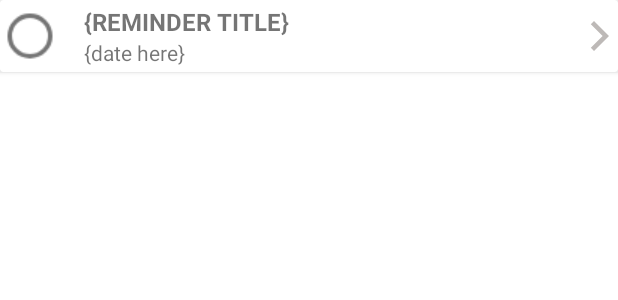
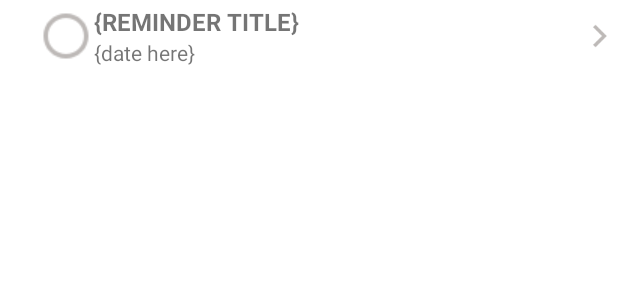
Before and after one commit to rchang0501/allclear, an Android app: the layout reminder_list_item.xml on its own in the app's theme, with its tools: preview values and no code run, on a phone screen of 412 x 824 dp. Shown: the top 300 px of the screen. Run offline under Robolectric (Android 15) with nearby library versions, the phone set to English and light mode, and no system bars.

Commit message:
fixed list span width bug and added custom checkbox button

```diff
--- a/app/src/main/java/com/rchang0501/rejuvenate/reminderlistfragment/ReminderListAdapter.kt
+++ b/app/src/main/java/com/rchang0501/rejuvenate/reminderlistfragment/ReminderListAdapter.kt
@@ -22,7 +22,7 @@
 
     override fun onCreateViewHolder(parent: ViewGroup, viewType: Int): ReminderListAdapter.ReminderViewHolder {
         return ReminderViewHolder(
-            ReminderListItemBinding.inflate(LayoutInflater.from(parent.context))
+            ReminderListItemBinding.inflate(LayoutInflater.from(parent.context), parent, false)
         )
     }
 
--- /dev/null
+++ b/app/src/main/res/drawable/ic_circle.xml
@@ -0,0 +1,12 @@
+<vector xmlns:android="http://schemas.android.com/apk/res/android"
+    android:width="24dp"
+    android:height="24dp"
+    android:viewportWidth="24"
+    android:viewportHeight="24"
+    android:tint="?attr/colorControlNormal">
+  <path
+      android:fillColor="@android:color/white"
+      android:pathData="M2,12
+            A10,10 0 1,1 22,12
+            A10,10 0 1,1 2,12"/>
+</vector>
--- /dev/null
+++ b/app/src/main/res/drawable/ic_hollow_circle.xml
@@ -0,0 +1,10 @@
+<vector xmlns:android="http://schemas.android.com/apk/res/android"
+    android:width="24dp"
+    android:height="24dp"
+    android:viewportWidth="24"
+    android:viewportHeight="24"
+    android:tint="?attr/colorControlNormal">
+  <path
+      android:fillColor="@android:color/white"
+      android:pathData="M12,2C6.48,2 2,6.48 2,12s4.48,10 10,10 10,-4.48 10,-10S17.52,2 12,2zM12,20c-4.42,0 -8,-3.58 -8,-8s3.58,-8 8,-8 8,3.58 8,8 -3.58,8 -8,8z"/>
+</vector>
--- /dev/null
+++ b/app/src/main/res/drawable/selector.xml
@@ -0,0 +1,11 @@
+<?xml version="1.0" encoding="utf-8"?>
+
+<selector xmlns:android="http://schemas.android.com/apk/res/android">
+    <item
+        android:drawable="@drawable/ic_hollow_circle"
+        android:state_checked="false" />
+    <item
+        android:drawable="@drawable/ic_circle"
+        android:state_checked="true" />
+    <item android:drawable="@drawable/ic_hollow_circle" />
+</selector>
--- a/app/src/main/res/layout/reminder_list_item.xml
+++ b/app/src/main/res/layout/reminder_list_item.xml
@@ -1,22 +1,20 @@
 <?xml version="1.0" encoding="utf-8"?>
 
-<androidx.cardview.widget.CardView
-    xmlns:android="http://schemas.android.com/apk/res/android"
+<androidx.constraintlayout.widget.ConstraintLayout xmlns:android="http://schemas.android.com/apk/res/android"
     xmlns:app="http://schemas.android.com/apk/res-auto"
     xmlns:tools="http://schemas.android.com/tools"
-    android:layout_height="wrap_content"
-    android:layout_width="match_parent">
-
-    <androidx.constraintlayout.widget.ConstraintLayout
     android:layout_width="match_parent"
     android:layout_height="wrap_content"
     android:descendantFocusability="blocksDescendants">
 
-        <RadioButton
+    <CheckBox
         android:id="@+id/completedButton"
         android:layout_width="wrap_content"
         android:layout_height="wrap_content"
-            android:layout_marginStart="8dp"
+        android:button="@drawable/selector"
+        android:buttonTint="@color/primaryDarkColor"
+        android:layout_marginStart="20dp"
+        android:layout_marginEnd="-5dp"
         android:scaleX="1.5"
         android:scaleY="1.5"
         app:layout_constrainedWidth="true"
@@ -60,8 +58,9 @@
         app:layout_constraintBottom_toBottomOf="parent"
         app:layout_constraintEnd_toEndOf="parent"
         app:layout_constraintTop_toTopOf="parent"
+        android:scaleX="0.75"
+        android:scaleY="0.75"
         app:srcCompat="@drawable/ic_arrow_right"
         app:tint="@color/primaryDarkColor" />
 
 </androidx.constraintlayout.widget.ConstraintLayout>
-</androidx.cardview.widget.CardView>
```
Lines whose indentation alone changed are shown as unchanged.
